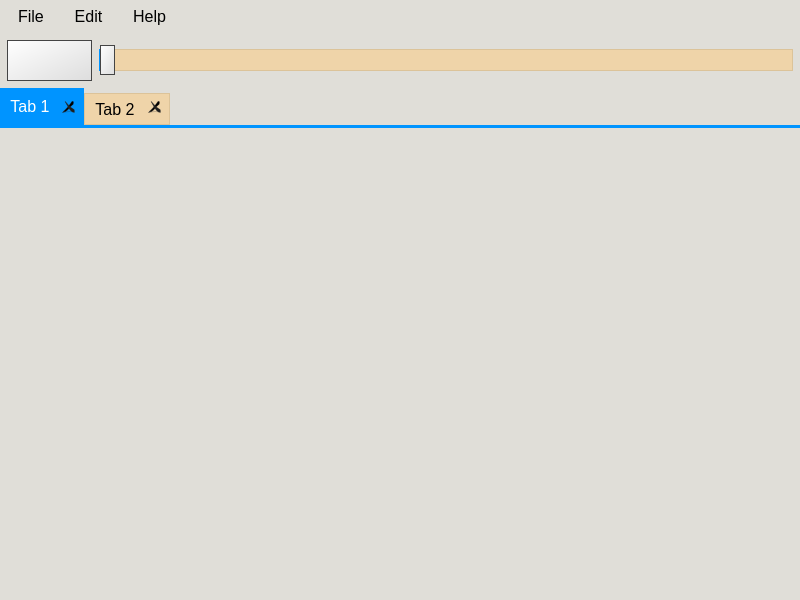
Qt form forms/main_window.ui (DinoZAR/Waves) before a commit.
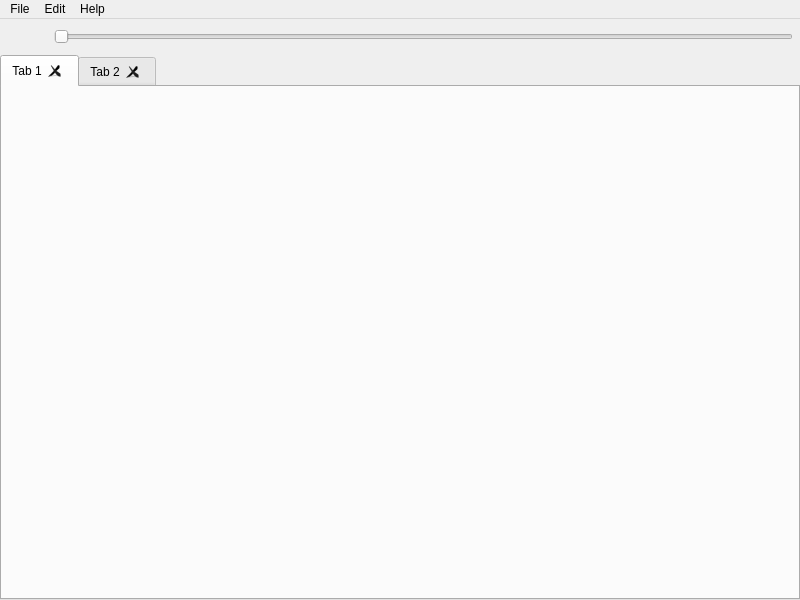
The same form after that commit. Icons and pictures are not drawn.

The edit to the form file:
```diff
--- a/forms/main_window.ui
+++ b/forms/main_window.ui
@@ -14,245 +14,7 @@
    <string>Waves</string>
   </property>
   <property name="styleSheet">
-   <string notr="true">/* Application-wide properties*/
-* {
-    color: black;
-    font-size: 12pt;
-}
-
-QMainWindow {
-    background-color: #e0ded8;
-}
-
-QMenuBar {
-	background-color: #e0ded8;
-	margin: 0px;
-	border: 0px;
-}
-
-    QMenuBar::item {
-        spacing: 3px; /* spacing between menu bar items */
-        padding: 7px 12px;
-        background: transparent;
-    }
-
-        QMenuBar::item:selected { /* when selected using mouse or keyboard */
-			background: #efd4a9;
-			border: 1px solid #dcc399;
-        }
-
-        QMenuBar::item:pressed {
-			background: #efd4a9;
-			border: 0px solid #dcc399;
-        }
-
-QMenu {
-	margin: 0px;
-	border: 0px;
-}
-
-    QMenu::item {
-        padding: 12px 24px;
-		background: #efd4a9;
-    }
-
-        QMenu::item:selected {
-            background: #0094ff;
-			color: white;
-        }
-
-    QMenu::separator {
-        height: 1px;
-		background-color: black;
-    }
-
-    QMenu::indicator {
-        width: 13px;
-        height: 13px;
-    }
-
-
-/* Actual controls*/
-
-QLabel {
-}
-
-QPushButton {
-background: qlineargradient(x1:0, y1:0, x2:1, y2:1, stop:0 #fff, stop:1 #ddd);
-border: 1px solid #444;
-    padding: 10px 20px;
-}
-
-    QPushButton:hover {
-background: qlineargradient(x1:0, y1:0, x2:1, y2:1, stop:0 #fff, stop:1 #ddd);
-border: 1px solid #444;
-    }
-
-    QPushButton:pressed {
-        background-color: #0094ff;
-    }
-
-
-QSlider {
-	height: 35px;
-}
-
-
-QSlider::groove:horizontal {
- background: #efd4a9;
-border: 1px solid #dcc399;
-height: 20px;
-}
-
-QSlider::sub-page:horizontal {
- background: #0094ff;
-height: 15px;
-}
-
-QSlider::add-page:horizontal {
- background: #efd4a9;
-border: 1px solid #dcc399;
-height: 15px;
-}
-
-QSlider::handle:horizontal {
-background: qlineargradient(x1:0, y1:0, x2:1, y2:1, stop:0 #fff, stop:1 #ddd);
-border: 1px solid #444;
-width: 13px;
-margin-top: -5px;
-margin-bottom: -5px;
-}
-
-QSlider::handle:horizontal:hover {
-background: qlineargradient(x1:0, y1:0, x2:1, y2:1, stop:0 #fff, stop:1 #ddd);
-border: 1px solid #444;
-}
-
-
-
-QRadioButton:hover {
-    background: #535a57;
-}
-
-QRadioButton:pressed {
-    background: #ff7500;
-}
-
-QRadioButton::indicator {
-    width: 32px;
-    height: 32px;
-    padding: 5px 10px;
-}
-
-    QRadioButton::indicator::unchecked {
-        image: url(forms/icons/check_empty.png);
-    }
-
-    QRadioButton::indicator:unchecked:hover {
-        image: url(forms/icons/check_empty.png);
-    }
-
-    QRadioButton::indicator:unchecked:pressed {
-        image: url(forms/icons/check_empty.png);
-    }
-
-    QRadioButton::indicator::checked {
-        image: url(forms/icons/check_full.png);
-    }
-
-    QRadioButton::indicator:checked:hover {
-        image: url(forms/icons/check_full.png);
-    }
-
-    QRadioButton::indicator:checked:pressed {
-        image: url(forms/icons/check_full.png);
-    }
-
-
-QCheckBox {
-    padding: 5px 10px;
-}
-
-    QCheckBox:hover {
-        background: #535a57;
-    }
-
-    QCheckBox:pressed {
-        background: #0094ff;
-    }
-
-    QCheckBox::indicator {
-        width: 24px;
-        height: 24px;
-    }
-
-        QCheckBox::indicator::unchecked {
-            image: url(forms/icons/check_empty.png);
-        }
-
-        QCheckBox::indicator:unchecked:hover {
-            image: url(forms/icons/check_empty.png);
-        }
-
-        QCheckBox::indicator:unchecked:pressed {
-            image: url(forms/icons/check_empty.png);
-        }
-
-        QCheckBox::indicator::checked {
-            image: url(forms/icons/check_full.png);
-        }
-
-        QCheckBox::indicator:checked:hover {
-            image: url(forms/icons/check_full.png);
-        }
-
-        QCheckBox::indicator:checked:pressed {
-            image: url(forms/icons/check_full.png);
-        }
-
-
-QTabWidget {
-    background-color: #ff7500;
-}
-
-    QTabWidget::pane {
-        border-top: 3px solid #0094ff;
-    }
-
-QTabBar::tab {
-    background: #efd4a9;
-	border: 1px solid #dcc399;
-    min-width: 8ex;
-    padding: 5px 10px;
-}
-
-	QTabBar::tab:hover {
-        background: #6fc2ff;
-		border: 0px;
-    }
-
-    QTabBar::tab:selected {
-        background: #0094ff;
-		color: white;
-		border: 0px solid #dcc399;
-    }
-
-    QTabBar::tab:!selected {
-        margin-top: 5px;
-    }
-
-QTabBar::close-button {
-	image: url(:/icons/close-tab.png);
-	subcontrol-position: right;
-}
-
-QTabBar::close-button:!selected {
-	margin-top: 5px;
- }
- QTabBar::close-button:hover {
-image: url(:/icons/close-tab-hover.png);
- }
-</string>
+   <string notr="true"/>
   </property>
   <widget class="QWidget" name="centralwidget">
    <layout class="QVBoxLayout" name="verticalLayout">
@@ -272,9 +34,6 @@
       </property>
       <item>
        <widget class="QPushButton" name="pushButton">
-        <property name="styleSheet">
-         <string notr="true"/>
-        </property>
         <property name="text">
          <string/>
         </property>
@@ -289,7 +48,7 @@
          </size>
         </property>
         <property name="flat">
-         <bool>false</bool>
+         <bool>true</bool>
         </property>
        </widget>
       </item>
@@ -339,7 +98,7 @@
      <x>0</x>
      <y>0</y>
      <width>800</width>
-     <height>36</height>
+     <height>25</height>
     </rect>
    </property>
    <widget class="QMenu" name="menuFile">
```
